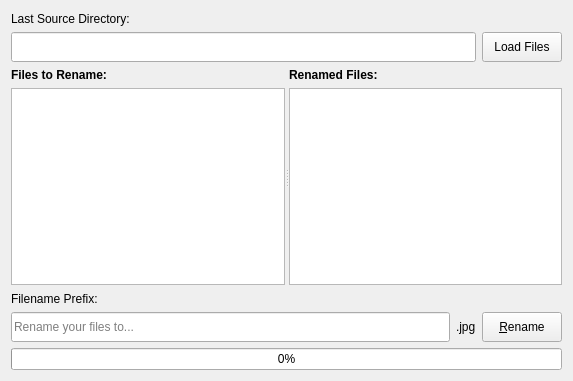
This is bulkrr/ui/window.ui in asorge29/Bulkrr as Qt 5 draws it before an edit. The edited form follows.
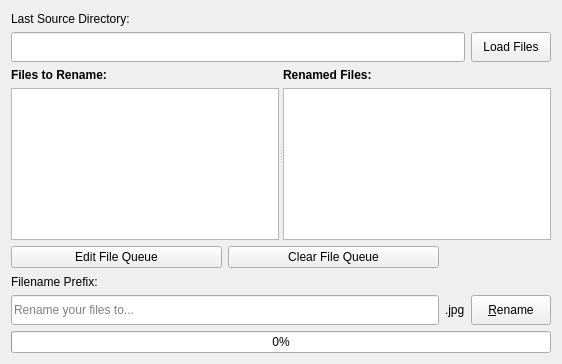
This is the edited form.

Commit message: added queue management buttons

Patch:
```diff
--- a/bulkrr/ui/window.ui
+++ b/bulkrr/ui/window.ui
@@ -6,16 +6,16 @@
    <rect>
     <x>0</x>
     <y>0</y>
-    <width>573</width>
-    <height>381</height>
+    <width>562</width>
+    <height>364</height>
    </rect>
   </property>
   <property name="windowTitle">
    <string>Bulkrr</string>
   </property>
   <layout class="QGridLayout" name="gridLayout">
-   <item row="0" column="0" colspan="3">
-    <widget class="QLabel" name="label">
+   <item row="4" column="0">
+    <widget class="QLabel" name="label_4">
      <property name="minimumSize">
       <size>
        <width>0</width>
@@ -29,26 +29,7 @@
       </size>
      </property>
      <property name="text">
-      <string>Last Source Directory:</string>
-     </property>
-    </widget>
-   </item>
-   <item row="1" column="0" colspan="2">
-    <widget class="QLineEdit" name="dirEdit">
-     <property name="minimumSize">
-      <size>
-       <width>0</width>
-       <height>30</height>
-      </size>
-     </property>
-     <property name="maximumSize">
-      <size>
-       <width>16777215</width>
-       <height>30</height>
-      </size>
-     </property>
-     <property name="readOnly">
-      <bool>true</bool>
+      <string>Filename Prefix:</string>
      </property>
     </widget>
    </item>
@@ -76,12 +57,13 @@
      <property name="orientation">
       <enum>Qt::Horizontal</enum>
      </property>
-     <widget class="QWidget" name="">
+     <widget class="QWidget" name="layoutWidget">
       <layout class="QVBoxLayout" name="verticalLayout">
        <item>
         <widget class="QLabel" name="label_2">
          <property name="font">
           <font>
+           <weight>75</weight>
            <bold>true</bold>
           </font>
          </property>
@@ -95,12 +77,13 @@
        </item>
       </layout>
      </widget>
-     <widget class="QWidget" name="">
+     <widget class="QWidget" name="layoutWidget">
       <layout class="QVBoxLayout" name="verticalLayout_2">
        <item>
         <widget class="QLabel" name="label_3">
          <property name="font">
           <font>
+           <weight>75</weight>
            <bold>true</bold>
           </font>
          </property>
@@ -116,26 +99,51 @@
      </widget>
     </widget>
    </item>
+   <item row="5" column="2">
+    <widget class="QPushButton" name="renameFilesButton">
+     <property name="minimumSize">
+      <size>
+       <width>0</width>
+       <height>30</height>
+      </size>
+     </property>
+     <property name="maximumSize">
+      <size>
+       <width>16777215</width>
+       <height>30</height>
+      </size>
+     </property>
+     <property name="text">
+      <string>&amp;Rename</string>
+     </property>
+    </widget>
+   </item>
    <item row="3" column="0">
-    <widget class="QLabel" name="label_4">
-     <property name="minimumSize">
-      <size>
-       <width>0</width>
-       <height>15</height>
-      </size>
-     </property>
-     <property name="maximumSize">
-      <size>
-       <width>16777215</width>
-       <height>15</height>
-      </size>
-     </property>
-     <property name="text">
-      <string>Filename Prefix:</string>
+    <layout class="QHBoxLayout" name="horizontalLayout">
+     <item>
+      <widget class="QPushButton" name="editFileQueueButton">
+       <property name="text">
+        <string>Edit File Queue</string>
+       </property>
+      </widget>
+     </item>
+     <item>
+      <widget class="QPushButton" name="clearFileQueueButton">
+       <property name="text">
+        <string>Clear File Queue</string>
+       </property>
+      </widget>
+     </item>
+    </layout>
+   </item>
+   <item row="6" column="0" colspan="3">
+    <widget class="QProgressBar" name="progressBar">
+     <property name="value">
+      <number>0</number>
      </property>
     </widget>
    </item>
-   <item row="4" column="0">
+   <item row="5" column="0">
     <widget class="QLineEdit" name="prefixEdit">
      <property name="minimumSize">
       <size>
@@ -157,7 +165,7 @@
      </property>
     </widget>
    </item>
-   <item row="4" column="1">
+   <item row="5" column="1">
     <widget class="QLabel" name="extensionLabel">
      <property name="minimumSize">
       <size>
@@ -176,8 +184,8 @@
      </property>
     </widget>
    </item>
-   <item row="4" column="2">
-    <widget class="QPushButton" name="renameFilesButton">
+   <item row="1" column="0" colspan="2">
+    <widget class="QLineEdit" name="dirEdit">
      <property name="minimumSize">
       <size>
        <width>0</width>
@@ -190,15 +198,27 @@
        <height>30</height>
       </size>
      </property>
-     <property name="text">
-      <string>&amp;Rename</string>
+     <property name="readOnly">
+      <bool>true</bool>
      </property>
     </widget>
    </item>
-   <item row="5" column="0" colspan="3">
-    <widget class="QProgressBar" name="progressBar">
-     <property name="value">
-      <number>0</number>
+   <item row="0" column="0" colspan="3">
+    <widget class="QLabel" name="label">
+     <property name="minimumSize">
+      <size>
+       <width>0</width>
+       <height>15</height>
+      </size>
+     </property>
+     <property name="maximumSize">
+      <size>
+       <width>16777215</width>
+       <height>15</height>
+      </size>
+     </property>
+     <property name="text">
+      <string>Last Source Directory:</string>
      </property>
     </widget>
    </item>
```
The commit also changes 1 other file.
